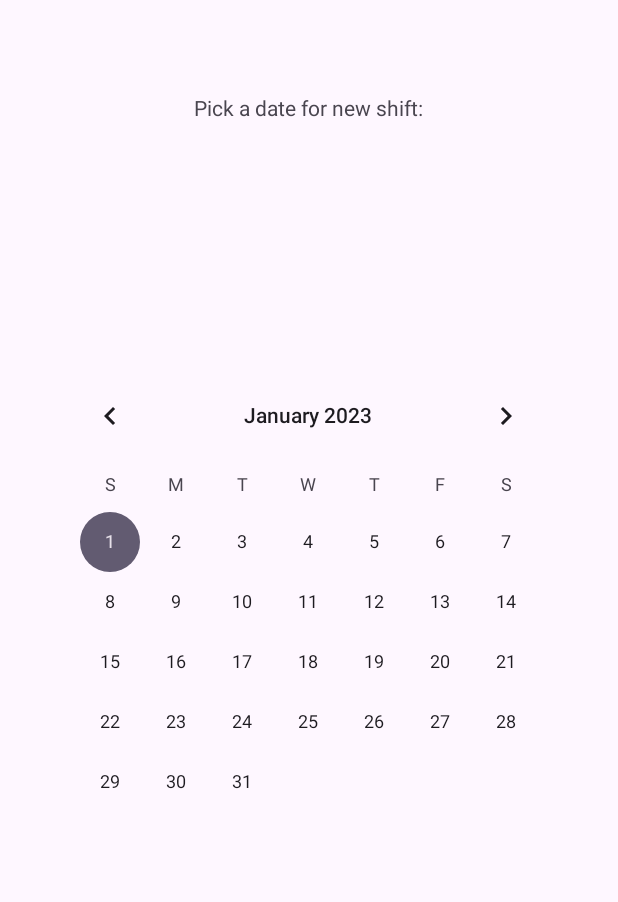
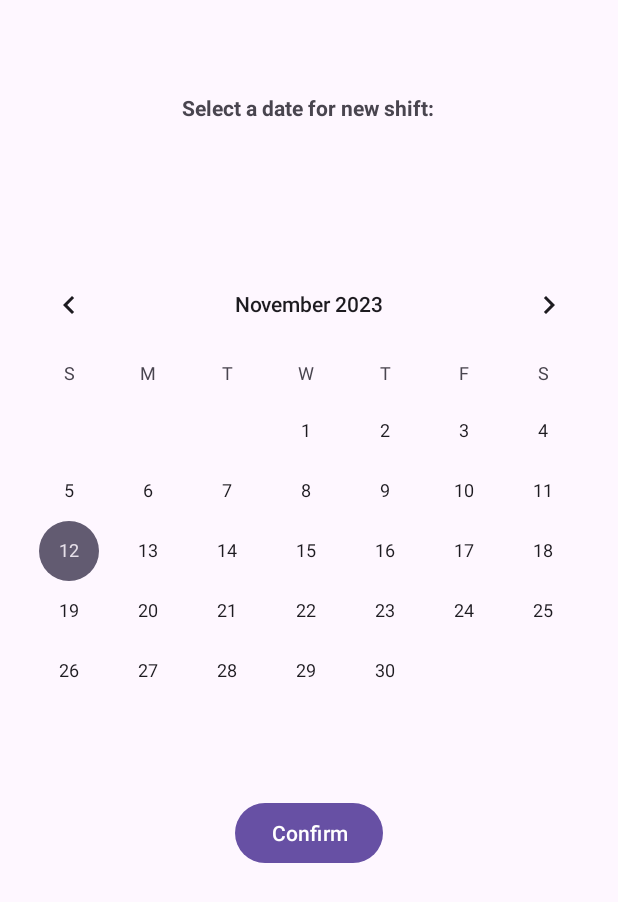
Before and after one commit to uOttawaSEGA2023/project-group-15, an Android app: the ShiftCreation screen opened directly, with no data from a screen before it, on a phone screen of 412 x 824 dp. Shown: the top 902 px of the screen. Run offline under Robolectric (Android 15) with nearby library versions, the phone set to English and light mode, and no system bars.

Commit message:
some changes to calendar

```diff
--- a/app/src/main/java/com/example/seg_2105_project/Shift.java
+++ b/app/src/main/java/com/example/seg_2105_project/Shift.java
@@ -4,10 +4,10 @@ import java.util.Date;
 
 public class Shift {
 
-    Date date;
+    long date;
     Time time;
 
-    public Shift(Date date, Time time) {
+    public Shift(long date, Time time) {
         this.date = date;
         this.time = time;
     }
--- a/app/src/main/java/com/example/seg_2105_project/ShiftCreation.java
+++ b/app/src/main/java/com/example/seg_2105_project/ShiftCreation.java
@@ -15,8 +15,11 @@ import java.util.Locale;
 public class ShiftCreation extends AppCompatActivity {
 
     Calendar currentTime;
+    Calendar calendar;
 
     CalendarView calendarView;
+
+    boolean validDate;
 
 
     @Override
@@ -25,27 +28,50 @@ public class ShiftCreation extends AppCompatActivity {
         setContentView(R.layout.activity_shift_creation);
         calendarView = findViewById(R.id.calendarView);
         currentTime = Calendar.getInstance();
+        calendar = Calendar.getInstance();
+        validDate = true;
 
-        setDate(2023, 1, 1);
-        getDate();
+
         calendarView.setOnDateChangeListener(new CalendarView.OnDateChangeListener() {
             @Override
             public void onSelectedDayChange(@NonNull CalendarView calendarView, int year, int month, int day) {
-                Toast.makeText(ShiftCreation.this, day + "/" + (month + 1) + "/" + year, Toast.LENGTH_SHORT).show();
+                // Restrict dates to be selected
+                validDate = checkValidDate(currentTime, year, month, day);
+                if (!validDate){
+                    Toast.makeText(ShiftCreation.this, "Please select a different date", Toast.LENGTH_SHORT).show();
+                } else {
+                    Toast.makeText(ShiftCreation.this, day + "/" + (month + 1) + "/" + year, Toast.LENGTH_SHORT).show();
+                }
+
 
             }
         });
     }
+
+    // Method to check if the selected date from the calendarView is value (disregarding time)
+    private boolean checkValidDate(Calendar calendar1, int yearToCompare, int monthToCompare, int dayToCompare) {
+        if (calendar1.get(Calendar.YEAR) > yearToCompare) { return false; }
+        else if (calendar1.get(Calendar.YEAR) == yearToCompare) {
+            if (calendar1.get(Calendar.MONTH) > monthToCompare) { return false; }
+            else if (calendar1.get(Calendar.MONTH) == monthToCompare) {
+                if (calendar1.get(Calendar.DAY_OF_MONTH) > dayToCompare) { return false; }
+                else { return true; }
+            } else { return true; }
+        } else { return true; }
+    }
+
+    // Method to initialize calendar to a particular date
     public void setDate(int year, int month, int day) {
-        currentTime.set(Calendar.YEAR, year);
-        currentTime.set(Calendar.MONTH, month - 1);
-        currentTime.set(Calendar.DAY_OF_MONTH, day);
+        calendar.set(Calendar.YEAR, year);
+        calendar.set(Calendar.MONTH, month - 1);
+        calendar.set(Calendar.DAY_OF_MONTH, day);
 
-        long milliseconds = currentTime.getTimeInMillis();
+        long milliseconds = calendar.getTimeInMillis();
 
         calendarView.setDate(milliseconds);
     }
 
+    // Method to get date value from calendarView
     public void getDate() {
         long date = calendarView.getDate();
         SimpleDateFormat simpleDateFormat = new SimpleDateFormat("dd/MM/yy", Locale.getDefault());
@@ -54,4 +80,10 @@ public class ShiftCreation extends AppCompatActivity {
         Toast.makeText(this,selected_date, Toast.LENGTH_SHORT).show();
     }
 
+    public void onClickConfirmDate() {
+        if (validDate) {
+            //addShift()
+        }
+    }
+
 }
--- a/app/src/main/res/layout/activity_shift_creation.xml
+++ b/app/src/main/res/layout/activity_shift_creation.xml
@@ -4,17 +4,19 @@
     xmlns:tools="http://schemas.android.com/tools"
     android:layout_width="match_parent"
     android:layout_height="match_parent"
+    android:onClick="onClickConfirmDate"
     tools:context=".ShiftCreation">
 
     <CalendarView
         android:id="@+id/calendarView"
-        android:layout_width="wrap_content"
+        android:layout_width="match_parent"
         android:layout_height="wrap_content"
         app:layout_constraintBottom_toBottomOf="parent"
         app:layout_constraintEnd_toEndOf="parent"
-        app:layout_constraintHorizontal_bias="0.491"
+        app:layout_constraintHorizontal_bias="0.0"
         app:layout_constraintStart_toStartOf="parent"
-        app:layout_constraintTop_toTopOf="parent" />
+        app:layout_constraintTop_toTopOf="parent"
+        app:layout_constraintVertical_bias="0.348" />
 
     <TextView
         android:id="@+id/textView12"
@@ -22,10 +24,21 @@
         android:layout_height="47dp"
         android:layout_marginTop="48dp"
         android:gravity="center"
-        android:text="Pick a date for new shift:"
+        android:text="Select a date for new shift:"
+        android:textStyle="bold"
         app:layout_constraintEnd_toEndOf="parent"
         app:layout_constraintHorizontal_bias="0.498"
         app:layout_constraintStart_toStartOf="parent"
         app:layout_constraintTop_toTopOf="parent" />
 
+    <Button
+        android:id="@+id/confirmDate"
+        android:layout_width="wrap_content"
+        android:layout_height="wrap_content"
+        android:layout_marginTop="24dp"
+        android:text="Confirm"
+        app:layout_constraintEnd_toEndOf="parent"
+        app:layout_constraintStart_toStartOf="parent"
+        app:layout_constraintTop_toBottomOf="@+id/calendarView" />
+
 </androidx.constraintlayout.widget.ConstraintLayout>
```
